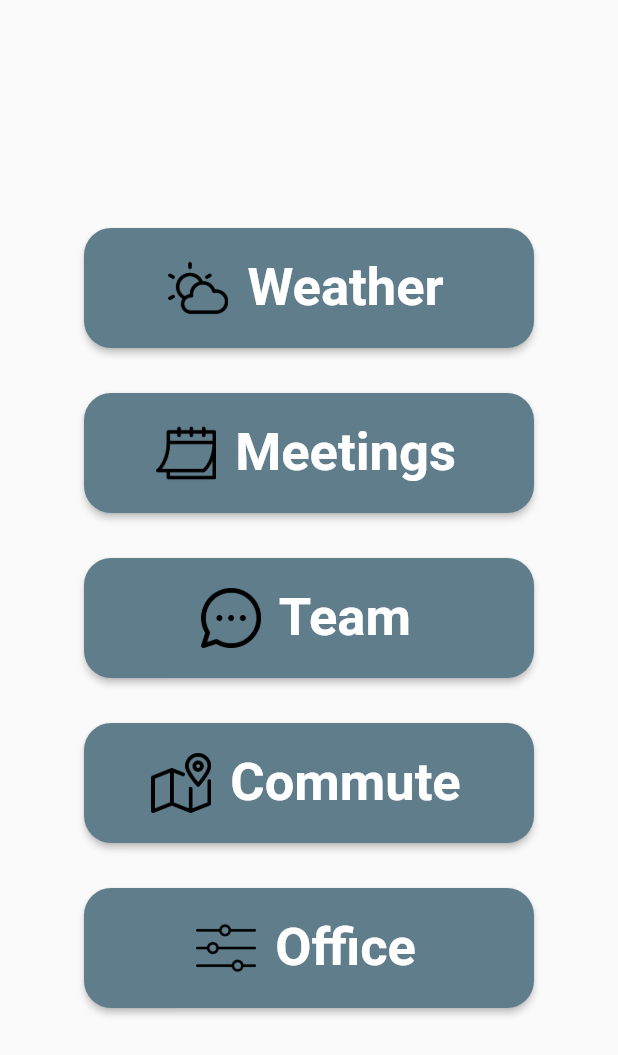
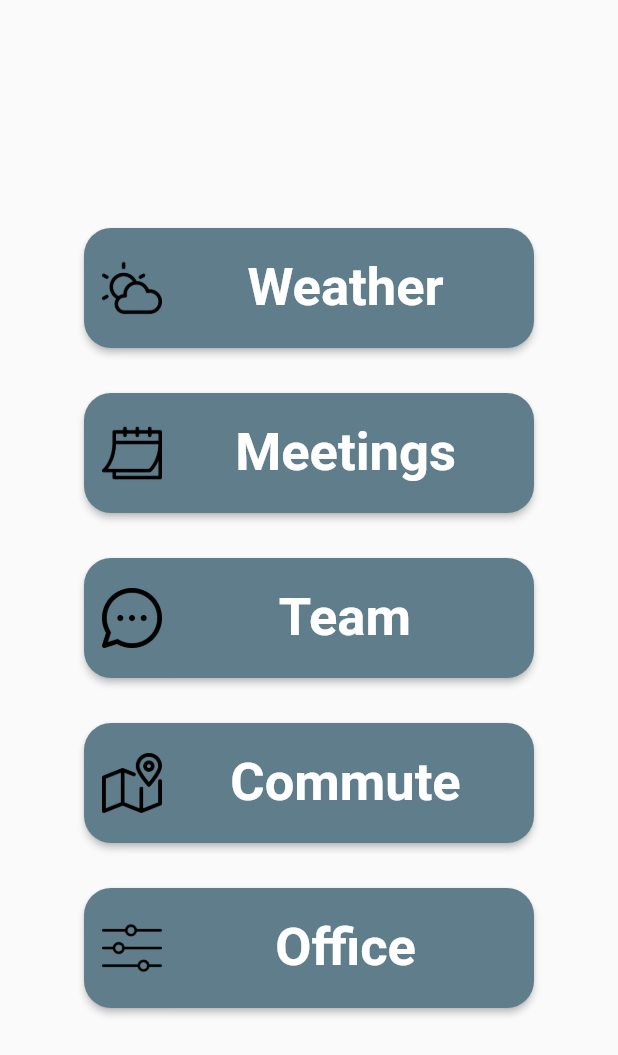
Before and after one commit to AnthonyValenti/Capstone_MobileApp, a Flutter app: the MyStatefulWidget widget shown alone on an empty page, opened directly, on a phone screen of 412 x 824 dp. Shown: the top 1055 px of the screen. Run offline on Flutter 3.47's test engine with Material 2 defaults, Android fonts, the phone set to English and light mode, and no system bars; our stand-ins replace cloud_firestore, firebase_auth, firebase_core, flutter_signin_button, google_maps_flutter, google_sign_in and 2 more; missing offline and left inert: flutter_polyline_points; accounts and stored records are empty.

Commit message:
UI Changes

```diff
--- a/lib/pages/home_page.dart
+++ b/lib/pages/home_page.dart
@@ -62,7 +62,11 @@ class _MyStatefulWidgetState extends State<MyStatefulWidget> {
                 MaterialPageRoute(builder: (context) => const WeatherPage()),
               );
             },
-            label: const Text(' Weather'),
+            label: const Align(
+                alignment: Alignment.center,
+                child: Text(
+                  ' Weather',
+                )),
             icon: const ImageIcon(
               AssetImage("images/cloudy.png"),
               size: 40,
@@ -78,7 +82,11 @@ class _MyStatefulWidgetState extends State<MyStatefulWidget> {
                 MaterialPageRoute(builder: (context) => const MeetingsPage()),
               );
             },
-            label: const Text(' Meetings'),
+            label: const Align(
+                alignment: Alignment.center,
+                child: Text(
+                  ' Meetings',
+                )),
             icon: const ImageIcon(
               AssetImage("images/calendar.png"),
               size: 40,
@@ -94,7 +102,11 @@ class _MyStatefulWidgetState extends State<MyStatefulWidget> {
                 MaterialPageRoute(builder: (context) => const TeamPage()),
               );
             },
-            label: const Text(' Team'),
+            label: const Align(
+                alignment: Alignment.center,
+                child: Text(
+                  ' Team',
+                )),
             icon: const ImageIcon(
               AssetImage("images/messenger.png"),
               size: 40,
@@ -110,7 +122,11 @@ class _MyStatefulWidgetState extends State<MyStatefulWidget> {
                 MaterialPageRoute(builder: (context) => const CommutePage()),
               );
             },
-            label: const Text(' Commute'),
+            label: const Align(
+                alignment: Alignment.center,
+                child: Text(
+                  ' Commute',
+                )),
             icon: const ImageIcon(
               AssetImage("images/map.png"),
               size: 40,
@@ -126,7 +142,11 @@ class _MyStatefulWidgetState extends State<MyStatefulWidget> {
                 MaterialPageRoute(builder: (context) => const OfficePage()),
               );
             },
-            label: const Text(' Office'),
+            label: const Align(
+                alignment: Alignment.center,
+                child: Text(
+                  ' Office',
+                )),
             icon: const ImageIcon(
               AssetImage("images/settings.png"),
               size: 40,
```
